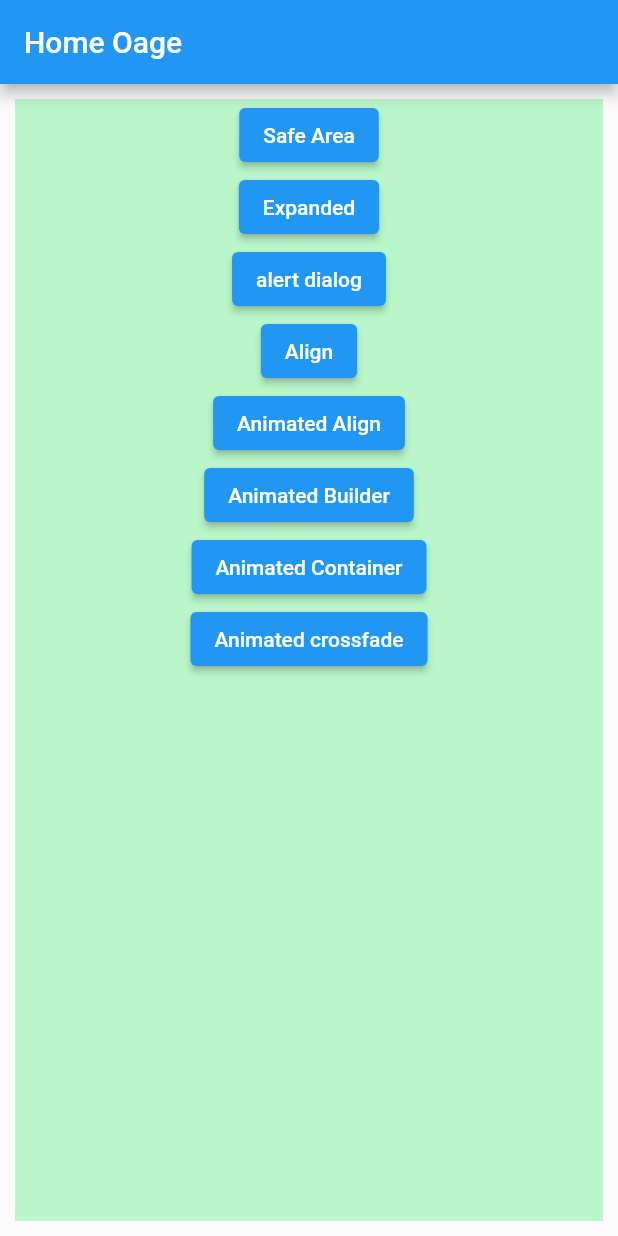
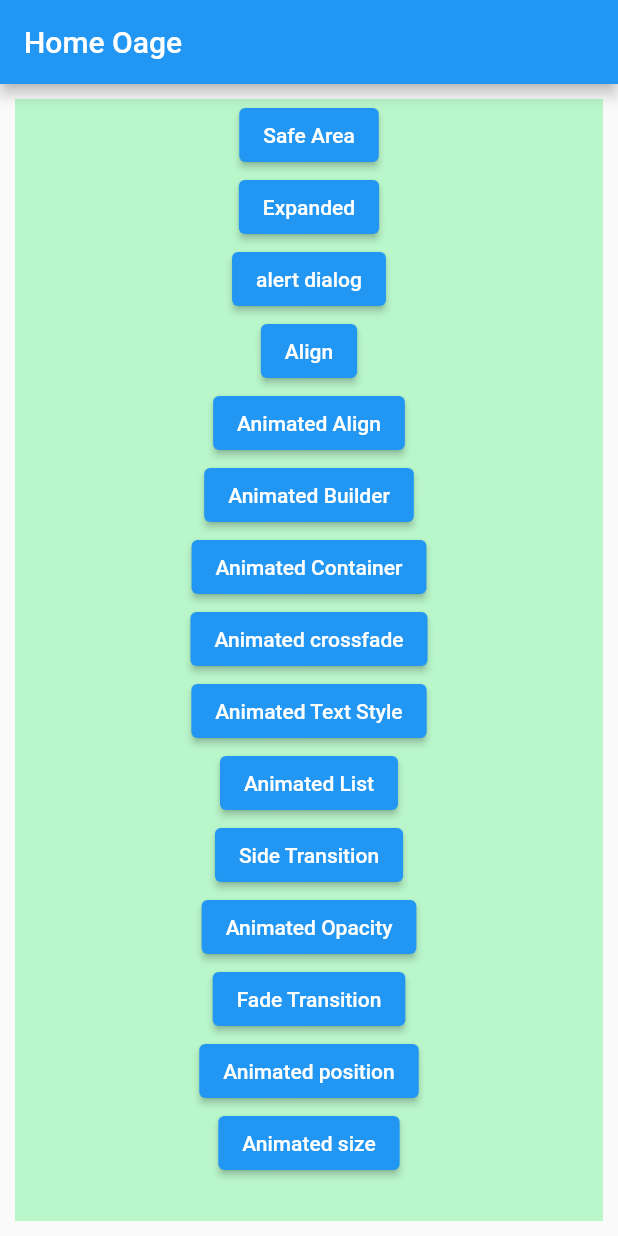
Before and after one commit to faisalahamed/flutter_widgets, a Flutter app: the screen it shows after launch, on a phone screen of 412 x 824 dp. Run offline on Flutter 3.47's test engine with Material 2 defaults, Android fonts, the phone set to English and light mode, and no system bars.

Commit message:
new date

```diff
--- /dev/null
+++ b/lib/12.animated_opacity/animated_opacity.dart
@@ -0,0 +1,43 @@
+import 'package:flutter/material.dart';
+import 'package:flutter_widets/layout_page.dart';
+
+class MyAnimatedOpacity extends StatefulWidget {
+  const MyAnimatedOpacity({Key? key}) : super(key: key);
+
+  @override
+  State<MyAnimatedOpacity> createState() => _MyAnimatedOpacityState();
+}
+
+class _MyAnimatedOpacityState extends State<MyAnimatedOpacity> {
+  bool opacity = false;
+
+  @override
+  Widget build(BuildContext context) {
+    return MyLayout(
+      pageTitle: 'Animated Opacity',
+      body: Column(
+        children: [
+          Expanded(
+            child: AnimatedOpacity(
+              curve: Curves.bounceIn,
+              opacity: opacity?1.0:0.1,
+              duration: Duration(seconds: 1),
+              child: Text(
+                'hello',
+                style: TextStyle(fontSize: 28),
+              ),
+            ),
+          ),
+          TextButton(
+            onPressed: () {
+              setState(() {
+                opacity = !opacity;
+              });
+            },
+            child: Text('change opacity'),
+          )
+        ],
+      ),
+    );
+  }
+}
--- a/lib/home_page.dart
+++ b/lib/home_page.dart
@@ -8,7 +8,8 @@ class HomePage extends StatelessWidget {
   Widget build(BuildContext context) {
     return MyLayout(
       pageTitle: 'Home Oage',
-      body: Column(
+      body: SingleChildScrollView(
+        child: Column(
           children: [
             ElevatedButton(
               child: const Text('Safe Area'),
@@ -36,13 +37,45 @@ class HomePage extends StatelessWidget {
             ),
             ElevatedButton(
               child: const Text('Animated Container'),
-            onPressed: () => Navigator.pushNamed(context, '/animatedcontainer'),
+              onPressed: () =>
+                  Navigator.pushNamed(context, '/animatedcontainer'),
             ),
             ElevatedButton(
               child: const Text('Animated crossfade'),
-            onPressed: () => Navigator.pushNamed(context, '/animatedcrossfade'),
-          )
+              onPressed: () =>
+                  Navigator.pushNamed(context, '/animatedcrossfade'),
+            ),
+            ElevatedButton(
+              child: const Text('Animated Text Style'),
+              onPressed: () =>
+                  Navigator.pushNamed(context, '/animateddefaulttextstyle'),
+            ),
+            ElevatedButton(
+              child: const Text('Animated List'),
+              onPressed: () => Navigator.pushNamed(context, '/animatedlist'),
+            ),
+            ElevatedButton(
+              child: const Text('Side Transition'),
+              onPressed: () => Navigator.pushNamed(context, '/sidetransition'),
+            ),
+            ElevatedButton(
+              child: const Text('Animated Opacity'),
+              onPressed: () => Navigator.pushNamed(context, '/animatedopacity'),
+            ),
+            ElevatedButton(
+              child: const Text('Fade Transition'),
+              onPressed: () => Navigator.pushNamed(context, '/fadetransition'),
+            ),
+            ElevatedButton(
+              child: const Text('Animated position'),
+              onPressed: () => Navigator.pushNamed(context, '/animateposition'),
+            ),
+            ElevatedButton(
+              child: const Text('Animated size'),
+              onPressed: () => Navigator.pushNamed(context, '/animatedsize'),
+            ),
           ],
+        ),
       ),
     );
   }
--- a/lib/main.dart
+++ b/lib/main.dart
@@ -4,10 +4,18 @@ import 'package:flutter_widets/2.expanded/my_expanded.dart';
 import 'package:flutter_widets/3.alert_dialog/my_alertdialog.dart';
 import 'package:flutter_widets/4.align/my_align.dart';
 
+import '10.animated_list/my_animated_list.dart';
+import '11.side_transition/my_side_transition.dart';
+import '12.animated_opacity/animated_opacity.dart';
+import '13.fade_transition/my_fade_transition.dart';
+
+import '14.animated_positioned/my_animated_positioned.dart';
+import '15.animated_size/animated_size.dart';
 import '5.animated_align/my_animated_align.dart';
 import '6.animated_builder/my_animated_builder.dart';
 import '7.animated_container/my_animated_container.dart';
 import '8.animated_crossfade/my_animated_crossfade.dart';
+import '9.animated_default_textstyle/my_animated_default_textstyle.dart';
 import 'home_page.dart';
 
 void main() {
@@ -36,6 +44,14 @@ class MyApp extends StatelessWidget {
         '/animatedbuilder': (context) => const MyAnimateBuilder(),
         '/animatedcontainer': (context) => const MyAnimatedContainer(),
         '/animatedcrossfade': (context) => const MyAnimatedCrossfade(),
+        '/animateddefaulttextstyle': (context) =>
+            const MyAnimatedDefaultTextStyle(),
+        '/animatedlist': (context) => const MyAnimatedList(),
+        '/sidetransition': (context) => const MySideTransition(),
+        '/animatedopacity': (context) => const MyAnimatedOpacity(),
+        '/fadetransition': (context) => const MyFadeTransition(),
+        '/animateposition': (context) => const MyAnimatedPositioned(),
+        '/animatedsize': (context) => const MyAnimatedSize(),
       },
     );
   }
```
Also changed, not shown: lib/10.animated_list/my_animated_list.dart (added, +59 -0 lines), lib/11.side_transition/my_side_transition.dart (added, +60 -0 lines), lib/13.fade_transition/my_fade_transition.dart (added, +51 -0 lines), lib/14.animated_positioned/my_animated_positioned.dart (added, +52 -0 lines), lib/15.animated_size/animated_size.dart (added, +42 -0 lines), lib/9.animated_default_textstyle/my_animated_default_textstyle.dart (added, +41 -0 lines). Lines whose indentation alone changed are shown as unchanged.
